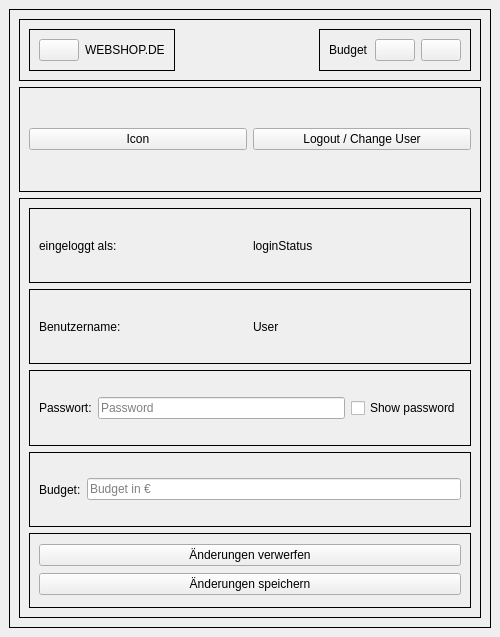
This is frontend/Nutzerprofil.ui in nhatlam96/gui-xtraktor as Qt 5 draws it before an edit. The edited form follows.
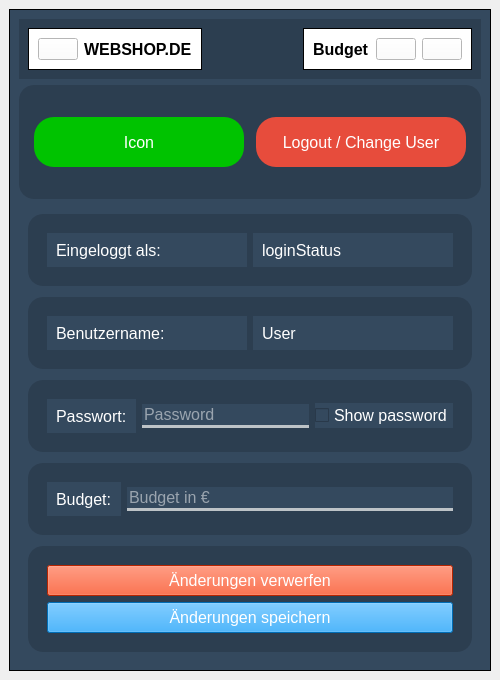
This is the edited form.

What changed in the file:
```diff
--- a/frontend/Nutzerprofil.ui
+++ b/frontend/Nutzerprofil.ui
@@ -7,7 +7,7 @@
     <x>0</x>
     <y>0</y>
     <width>500</width>
-    <height>637</height>
+    <height>680</height>
    </rect>
   </property>
   <property name="windowTitle">
@@ -23,6 +23,9 @@
    <layout class="QVBoxLayout" name="verticalLayout_2">
     <item>
      <widget class="QFrame" name="frame_2">
+      <property name="styleSheet">
+       <string notr="true">background-color: rgb(52, 73, 94);</string>
+      </property>
       <property name="frameShape">
        <enum>QFrame::Box</enum>
       </property>
@@ -32,8 +35,13 @@
       <layout class="QVBoxLayout" name="verticalLayout_3" stretch="1,2,8">
        <item>
         <widget class="QFrame" name="frame_4">
+         <property name="styleSheet">
+          <string notr="true">QFrame#frame_4 {
+	background-color: rgb(44, 62, 80);
+}</string>
+         </property>
          <property name="frameShape">
-          <enum>QFrame::Box</enum>
+          <enum>QFrame::NoFrame</enum>
          </property>
          <property name="frameShadow">
           <enum>QFrame::Plain</enum>
@@ -41,6 +49,9 @@
          <layout class="QHBoxLayout" name="horizontalLayout_8">
           <item alignment="Qt::AlignLeft|Qt::AlignTop">
            <widget class="QFrame" name="frame_5">
+            <property name="styleSheet">
+             <string notr="true">background-color: white;</string>
+            </property>
             <property name="frameShape">
              <enum>QFrame::Box</enum>
             </property>
@@ -57,6 +68,12 @@
              </item>
              <item>
               <widget class="QLabel" name="label_2">
+               <property name="font">
+                <font>
+                 <pointsize>12</pointsize>
+                 <bold>true</bold>
+                </font>
+               </property>
                <property name="text">
                 <string>WEBSHOP.DE</string>
                </property>
@@ -67,6 +84,9 @@
           </item>
           <item alignment="Qt::AlignRight|Qt::AlignTop">
            <widget class="QFrame" name="frame_6">
+            <property name="styleSheet">
+             <string notr="true">background-color: white;</string>
+            </property>
             <property name="frameShape">
              <enum>QFrame::Box</enum>
             </property>
@@ -76,6 +96,12 @@
             <layout class="QHBoxLayout" name="horizontalLayout_10">
              <item>
               <widget class="QLabel" name="budget_label">
+               <property name="font">
+                <font>
+                 <pointsize>12</pointsize>
+                 <bold>true</bold>
+                </font>
+               </property>
                <property name="text">
                 <string>Budget</string>
                </property>
@@ -103,6 +129,12 @@
        </item>
        <item>
         <widget class="QFrame" name="frame_3">
+         <property name="styleSheet">
+          <string notr="true">QFrame#frame_3 {
+	background-color: rgb(44, 62, 80);
+	border-radius: 15px;
+}</string>
+         </property>
          <property name="frameShape">
           <enum>QFrame::Box</enum>
          </property>
@@ -112,6 +144,29 @@
          <layout class="QHBoxLayout" name="horizontalLayout_6">
           <item>
            <widget class="QPushButton" name="pushButton">
+            <property name="font">
+             <font>
+              <pointsize>12</pointsize>
+             </font>
+            </property>
+            <property name="styleSheet">
+             <string notr="true">QPushButton#pushButton {
+	background-color: rgb(0, 195, 0);
+	padding: 5px;
+	color: white;
+	border-radius: 20px;
+	max-width: 200px;
+	max-height: 40px;
+}
+QPushButton#pushButton:hover {
+	cursor: pointer;
+	background-color: rgb(37, 211, 102);
+}
+QPushButton#pushButton:pressed {
+	padding-left: 3px;
+	padding-bottom: 3px;
+}</string>
+            </property>
             <property name="text">
              <string>Icon</string>
             </property>
@@ -119,6 +174,29 @@
           </item>
           <item>
            <widget class="QPushButton" name="Logout">
+            <property name="font">
+             <font>
+              <pointsize>12</pointsize>
+             </font>
+            </property>
+            <property name="styleSheet">
+             <string notr="true">QPushButton#Logout {
+	background-color:rgb(231, 76, 60);
+	padding: 5px;
+	color: white;
+	border-radius: 20px;
+	max-width: 200px;
+	max-height: 40px;
+}
+QPushButton#Logout:hover {
+	cursor: pointer;
+	background-color: rgb(230, 126, 34);
+}
+QPushButton#Logout:pressed {
+	padding-left: 3px;
+	padding-bottom: 3px;
+}</string>
+            </property>
             <property name="text">
              <string>Logout / Change User</string>
             </property>
@@ -130,7 +208,7 @@
        <item>
         <widget class="QFrame" name="frame">
          <property name="frameShape">
-          <enum>QFrame::Box</enum>
+          <enum>QFrame::NoFrame</enum>
          </property>
          <property name="frameShadow">
           <enum>QFrame::Plain</enum>
@@ -138,8 +216,16 @@
          <layout class="QVBoxLayout" name="verticalLayout_6">
           <item>
            <widget class="QFrame" name="frame_8">
+            <property name="styleSheet">
+             <string notr="true">QFrame#frame_8 {
+	background-color: rgb(44, 62, 80);
+	border-radius: 15px;
+	margin-bottom: 5px;
+	padding: 10px;
+}</string>
+            </property>
             <property name="frameShape">
-             <enum>QFrame::Box</enum>
+             <enum>QFrame::NoFrame</enum>
             </property>
             <property name="frameShadow">
              <enum>QFrame::Plain</enum>
@@ -147,13 +233,31 @@
             <layout class="QHBoxLayout" name="horizontalLayout">
              <item>
               <widget class="QLabel" name="loginLabel">
+               <property name="font">
+                <font>
+                 <pointsize>12</pointsize>
+                </font>
+               </property>
+               <property name="styleSheet">
+                <string notr="true">color: rgb(255, 255, 255);
+padding: 5px;</string>
+               </property>
                <property name="text">
-                <string>eingeloggt als:</string>
+                <string>Eingeloggt als:</string>
                </property>
               </widget>
              </item>
              <item>
               <widget class="QLabel" name="loginStatusLabel">
+               <property name="font">
+                <font>
+                 <pointsize>12</pointsize>
+                </font>
+               </property>
+               <property name="styleSheet">
+                <string notr="true">color: rgb(255, 255, 255);
+padding: 5px;</string>
+               </property>
                <property name="text">
                 <string>loginStatus</string>
                </property>
@@ -164,8 +268,16 @@
           </item>
           <item>
            <widget class="QFrame" name="frame_11">
+            <property name="styleSheet">
+             <string notr="true">QFrame#frame_11 {
+	background-color: rgb(44, 62, 80);
+	border-radius: 15px;
+	padding: 10px;
+	margin-bottom: 5px;
+}</string>
+            </property>
             <property name="frameShape">
-             <enum>QFrame::Box</enum>
+             <enum>QFrame::NoFrame</enum>
             </property>
             <property name="frameShadow">
              <enum>QFrame::Plain</enum>
@@ -173,6 +285,15 @@
             <layout class="QHBoxLayout" name="horizontalLayout_4">
              <item>
               <widget class="QLabel" name="benutzernameLabel">
+               <property name="font">
+                <font>
+                 <pointsize>12</pointsize>
+                </font>
+               </property>
+               <property name="styleSheet">
+                <string notr="true">color: rgb(255, 255, 255);
+padding: 5px;</string>
+               </property>
                <property name="text">
                 <string>Benutzername:</string>
                </property>
@@ -180,6 +301,15 @@
              </item>
              <item>
               <widget class="QLabel" name="usernameLabel">
+               <property name="font">
+                <font>
+                 <pointsize>12</pointsize>
+                </font>
+               </property>
+               <property name="styleSheet">
+                <string notr="true">color: rgb(255, 255, 255);
+padding: 5px;</string>
+               </property>
                <property name="text">
                 <string>User</string>
                </property>
@@ -190,8 +320,16 @@
           </item>
           <item>
            <widget class="QFrame" name="frame_13">
+            <property name="styleSheet">
+             <string notr="true">QFrame#frame_13 {
+	background-color: rgb(44, 62, 80);
+	border-radius: 15px;
+	padding: 10px;
+	margin-bottom: 5px;
+}</string>
+            </property>
             <property name="frameShape">
-             <enum>QFrame::Box</enum>
+             <enum>QFrame::NoFrame</enum>
             </property>
             <property name="frameShadow">
              <enum>QFrame::Plain</enum>
@@ -199,6 +337,15 @@
             <layout class="QHBoxLayout" name="horizontalLayout_5">
              <item>
               <widget class="QLabel" name="passwordLabel">
+               <property name="font">
+                <font>
+                 <pointsize>12</pointsize>
+                </font>
+               </property>
+               <property name="styleSheet">
+                <string notr="true">color: rgb(255, 255, 255);
+padding: 5px;</string>
+               </property>
                <property name="text">
                 <string>Passwort:</string>
                </property>
@@ -206,9 +353,23 @@
              </item>
              <item>
               <widget class="QLineEdit" name="passwordLineEdit">
+               <property name="font">
+                <font>
+                 <pointsize>12</pointsize>
+                </font>
+               </property>
+               <property name="styleSheet">
+                <string notr="true">QLineEdit#passwordLineEdit {
+	color: white;
+	border-bottom: 3px solid rgb(189, 195, 199);
+}</string>
+               </property>
                <property name="maxLength">
                 <number>16</number>
                </property>
+               <property name="frame">
+                <bool>false</bool>
+               </property>
                <property name="echoMode">
                 <enum>QLineEdit::Password</enum>
                </property>
@@ -219,6 +380,14 @@
              </item>
              <item>
               <widget class="QCheckBox" name="showPasswordCheckBox">
+               <property name="font">
+                <font>
+                 <pointsize>12</pointsize>
+                </font>
+               </property>
+               <property name="styleSheet">
+                <string notr="true">color: white;</string>
+               </property>
                <property name="text">
                 <string>Show password</string>
                </property>
@@ -229,8 +398,16 @@
           </item>
           <item>
            <widget class="QFrame" name="frame_7">
+            <property name="styleSheet">
+             <string notr="true">QFrame#frame_7 {
+	background-color: rgb(44, 62, 80);
+	border-radius: 15px;
+	padding: 10px;
+	margin-bottom: 5px;
+}</string>
+            </property>
             <property name="frameShape">
-             <enum>QFrame::Box</enum>
+             <enum>QFrame::NoFrame</enum>
             </property>
             <property name="frameShadow">
              <enum>QFrame::Plain</enum>
@@ -238,6 +415,15 @@
             <layout class="QHBoxLayout" name="horizontalLayout_7">
              <item>
               <widget class="QLabel" name="label">
+               <property name="font">
+                <font>
+                 <pointsize>12</pointsize>
+                </font>
+               </property>
+               <property name="styleSheet">
+                <string notr="true">color: rgb(255, 255, 255);
+padding: 5px;</string>
+               </property>
                <property name="text">
                 <string>Budget:</string>
                </property>
@@ -245,12 +431,26 @@
              </item>
              <item>
               <widget class="QLineEdit" name="budgetLineEdit">
+               <property name="font">
+                <font>
+                 <pointsize>12</pointsize>
+                </font>
+               </property>
+               <property name="styleSheet">
+                <string notr="true">QLineEdit#budgetLineEdit {
+	color: white;
+	border-bottom: 3px solid rgb(189, 195, 199);
+}</string>
+               </property>
                <property name="text">
                 <string/>
                </property>
                <property name="maxLength">
                 <number>9</number>
                </property>
+               <property name="frame">
+                <bool>false</bool>
+               </property>
                <property name="placeholderText">
                 <string>Budget in €</string>
                </property>
@@ -261,8 +461,15 @@
           </item>
           <item>
            <widget class="QFrame" name="frame_12">
+            <property name="styleSheet">
+             <string notr="true">QFrame#frame_12 {
+	background-color: rgb(44, 62, 80);
+	border-radius: 15px;
+	padding: 10px;
+}</string>
+            </property>
             <property name="frameShape">
-             <enum>QFrame::Box</enum>
+             <enum>QFrame::NoFrame</enum>
             </property>
             <property name="frameShadow">
              <enum>QFrame::Plain</enum>
@@ -270,6 +477,19 @@
             <layout class="QVBoxLayout" name="verticalLayout">
              <item>
               <widget class="QPushButton" name="aenderungenVerwerfenButton">
+               <property name="font">
+                <font>
+                 <pointsize>12</pointsize>
+                </font>
+               </property>
+               <property name="styleSheet">
+                <string notr="true">QPushButton#aenderungenVerwerfenButton {
+	color: white;
+	padding: 5px 0px;
+	background-color: rgb(255, 51, 0);
+	max-height: 30px;
+}</string>
+               </property>
                <property name="text">
                 <string>Änderungen verwerfen</string>
                </property>
@@ -277,6 +497,19 @@
              </item>
              <item>
               <widget class="QPushButton" name="aenderungenSpeichernButton">
+               <property name="font">
+                <font>
+                 <pointsize>12</pointsize>
+                </font>
+               </property>
+               <property name="styleSheet">
+                <string notr="true">QPushButton#aenderungenSpeichernButton {
+	color: white;
+	padding: 5px 0px;
+	background-color: rgb(0, 153, 255);
+	max-height: 30px;
+}</string>
+               </property>
                <property name="text">
                 <string>Änderungen speichern</string>
                </property>
```
